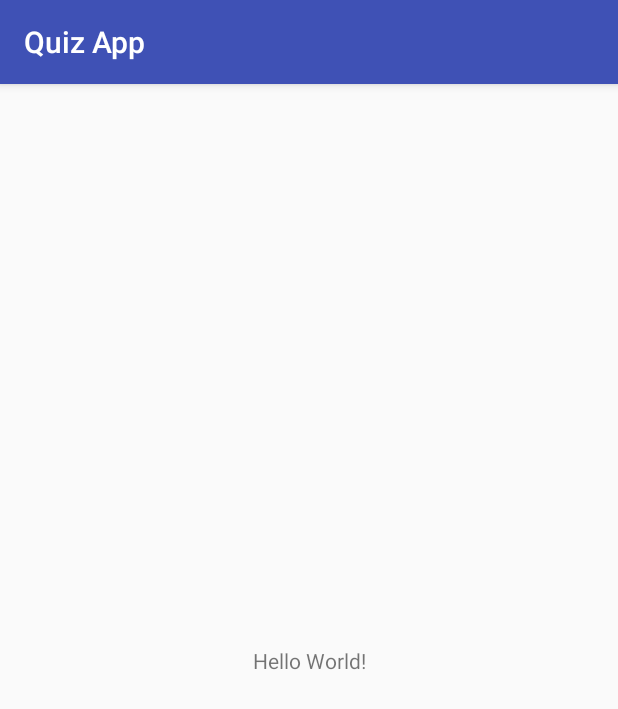
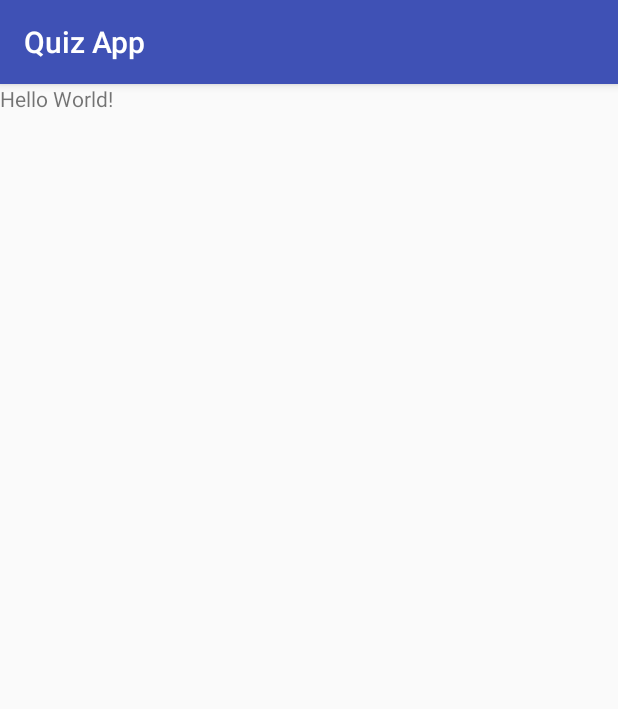
Before and after one commit to Afsalazeez/Quiz-App, an Android app: the screen it shows after launch (MainActivity), on a phone screen of 412 x 824 dp. Shown: the top 709 px of the screen. Run offline under Robolectric (Android 15) with nearby library versions, the phone set to English and light mode, and no system bars.

Commit message:
New changes

```diff
--- a/app/src/main/res/layout/activity_main.xml
+++ b/app/src/main/res/layout/activity_main.xml
@@ -1,5 +1,6 @@
 <?xml version="1.0" encoding="utf-8"?>
-<android.support.constraint.ConstraintLayout xmlns:android="http://schemas.android.com/apk/res/android"
+<LinearLayout
+    xmlns:android="http://schemas.android.com/apk/res/android"
     xmlns:app="http://schemas.android.com/apk/res-auto"
     xmlns:tools="http://schemas.android.com/tools"
     android:layout_width="match_parent"
@@ -10,9 +11,6 @@
         android:layout_width="wrap_content"
         android:layout_height="wrap_content"
         android:text="Hello World!"
-        app:layout_constraintBottom_toBottomOf="parent"
-        app:layout_constraintLeft_toLeftOf="parent"
-        app:layout_constraintRight_toRightOf="parent"
-        app:layout_constraintTop_toTopOf="parent" />
+         />
 
-</android.support.constraint.ConstraintLayout>
+</LinearLayout>
```
